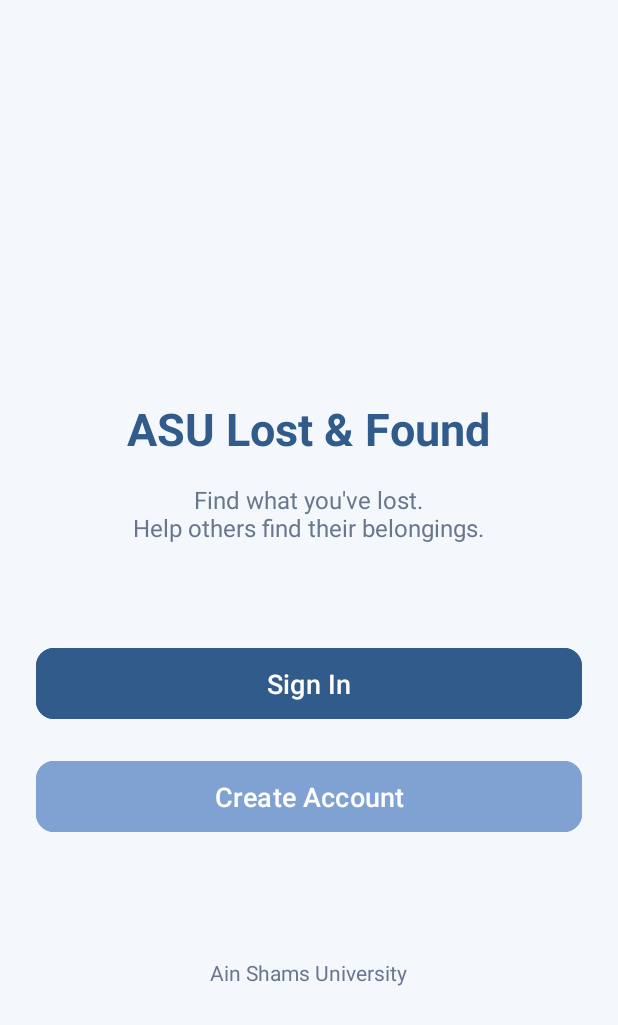
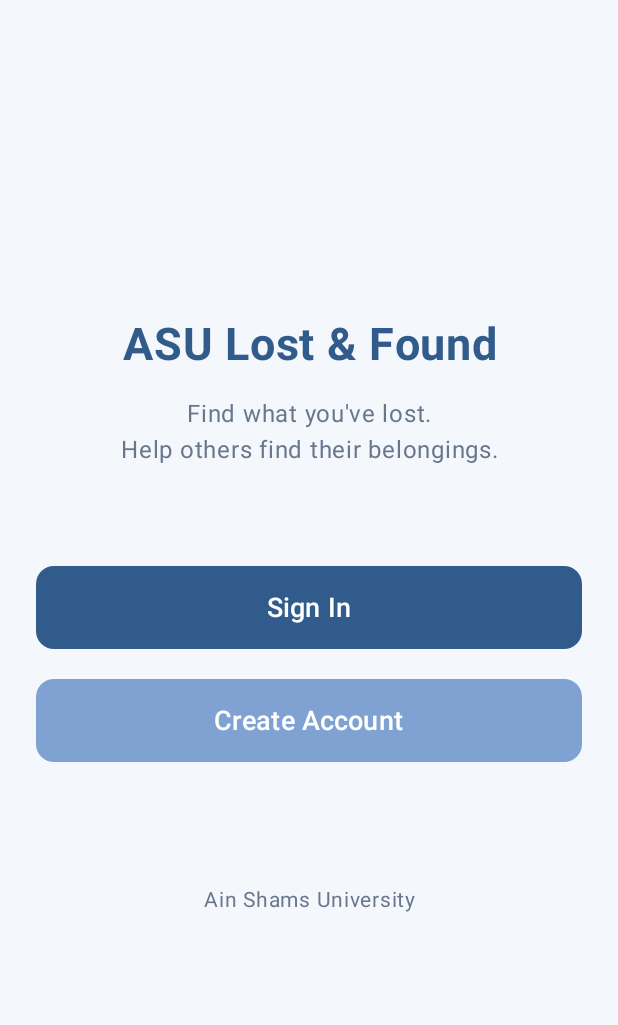
Before and after one commit to SOHA44/Mobile-Computing-project, an Android app built with Jetpack Compose: the screen it shows after launch (sign_page before the commit, SignActivity after it), after a tap on "Get Started →", on a phone screen of 412 x 824 dp. Shown: the top 1025 px of the screen. Run offline under Robolectric (Android 15) with nearby library versions, the phone set to English and light mode, and no system bars.

Commit message:
change sign page to compose activity

```diff
--- a/app/src/main/AndroidManifest.xml
+++ b/app/src/main/AndroidManifest.xml
@@ -82,6 +82,12 @@
             android:name=".UpdateProfileActivity"
             android:exported="false"
             android:windowSoftInputMode="adjustResize" />
+        <activity
+            android:name=".SignActivity"
+            android:exported="false"
+            android:label="@string/title_activity_sign"
+            android:theme="@style/Theme.MyApplication"
+            android:windowSoftInputMode="adjustResize" />
     </application>
 
 </manifest>
--- a/app/src/main/java/com/example/myapplication/AppDatabase.kt
+++ b/app/src/main/java/com/example/myapplication/AppDatabase.kt
@@ -43,7 +43,9 @@ abstract class AppDatabase : RoomDatabase() {
             return INSTANCE ?: synchronized(this)
             {
                 INSTANCE ?: Room.databaseBuilder(context.applicationContext,AppDatabase::class.java, "app_database")
-                    .addMigrations(MIGRATION_1_2).build().also { INSTANCE = it }
+                    .addMigrations(MIGRATION_1_2)
+                    .fallbackToDestructiveMigration(true)
+                    .build().also { INSTANCE = it }
             }
         }
     }
--- /dev/null
+++ b/app/src/main/java/com/example/myapplication/SignActivity.kt
@@ -0,0 +1,133 @@
+package com.example.myapplication
+
+import android.content.Intent
+import android.os.Bundle
+import androidx.activity.ComponentActivity
+import androidx.activity.compose.setContent
+import androidx.activity.enableEdgeToEdge
+import androidx.compose.foundation.layout.Arrangement
+import androidx.compose.foundation.layout.Column
+import androidx.compose.foundation.layout.Spacer
+import androidx.compose.foundation.layout.fillMaxSize
+import androidx.compose.foundation.layout.fillMaxWidth
+import androidx.compose.foundation.layout.height
+import androidx.compose.foundation.layout.padding
+import androidx.compose.foundation.shape.RoundedCornerShape
+import androidx.compose.material3.Button
+import androidx.compose.material3.ButtonDefaults
+import androidx.compose.material3.Scaffold
+import androidx.compose.material3.Text
+import androidx.compose.runtime.Composable
+import androidx.compose.ui.Alignment
+import androidx.compose.ui.Modifier
+import androidx.compose.ui.graphics.Color
+import androidx.compose.ui.platform.LocalContext
+import androidx.compose.ui.text.font.FontWeight
+import androidx.compose.ui.text.style.TextAlign
+import androidx.compose.ui.tooling.preview.Preview
+import androidx.compose.ui.unit.dp
+import androidx.compose.ui.unit.sp
+import com.example.myapplication.ui.theme.MyApplicationTheme
+
+class SignActivity : ComponentActivity() {
+    override fun onCreate(savedInstanceState: Bundle?) {
+        super.onCreate(savedInstanceState)
+        enableEdgeToEdge()
+        setContent {
+            MyApplicationTheme {
+                SignScreen()
+            }
+        }
+    }
+}
+
+@Composable
+fun SignScreen() {
+    val context = LocalContext.current
+
+    Scaffold(
+        modifier = Modifier.fillMaxSize(),
+        containerColor = Color(0xFFF4F7FC)
+    ) { innerPadding ->
+        Column(
+            modifier = Modifier
+                .fillMaxSize()
+                .padding(innerPadding)
+                .padding(24.dp),
+            horizontalAlignment = Alignment.CenterHorizontally,
+            verticalArrangement = Arrangement.Center
+        ) {
+            Text(
+                text = "ASU Lost & Found",
+                color = Color(0xFF315B8A),
+                fontSize = 30.sp,
+                fontWeight = FontWeight.Bold,
+                textAlign = TextAlign.Center
+            )
+
+            Spacer(modifier = Modifier.height(16.dp))
+
+            Text(
+                text = "Find what you've lost.\nHelp others find their belongings.",
+                color = Color(0xFF68778D),
+                fontSize = 16.sp,
+                textAlign = TextAlign.Center
+            )
+
+            Spacer(modifier = Modifier.height(65.dp))
+
+            Button(
+                onClick = {
+                    context.startActivity(Intent(context, Signinpage::class.java))
+                },
+                modifier = Modifier
+                    .fillMaxWidth()
+                    .height(55.dp),
+                shape = RoundedCornerShape(12.dp),
+                colors = ButtonDefaults.buttonColors(containerColor = Color(0xFF315B8A))
+            ) {
+                Text(
+                    text = "Sign In",
+                    color = Color.White,
+                    fontSize = 18.sp
+                )
+            }
+
+            Spacer(modifier = Modifier.height(20.dp))
+
+            Button(
+                onClick = {
+                    context.startActivity(Intent(context, Signuppage::class.java))
+                },
+                modifier = Modifier
+                    .fillMaxWidth()
+                    .height(55.dp),
+                shape = RoundedCornerShape(12.dp),
+                colors = ButtonDefaults.buttonColors(containerColor = Color(0xFF7FA2D3))
+            ) {
+                Text(
+                    text = "Create Account",
+                    color = Color.White,
+                    fontSize = 18.sp
+                )
+            }
+
+            Spacer(modifier = Modifier.height(80.dp))
+
+            Text(
+                text = "Ain Shams University",
+                color = Color(0xFF68778D),
+                fontSize = 14.sp,
+                textAlign = TextAlign.Center
+            )
+        }
+    }
+}
+
+@Preview(showBackground = true)
+@Composable
+fun SignScreenPreview() {
+    MyApplicationTheme {
+        SignScreen()
+    }
+}
--- a/app/src/main/java/com/example/myapplication/Welcome_page.kt
+++ b/app/src/main/java/com/example/myapplication/Welcome_page.kt
@@ -29,11 +29,11 @@ class Welcome_page : AppCompatActivity() {
                 } else {
                     // Invalid saved session
                     shared_per.edit().putBoolean("isloggedin", false).apply()
-                    val intent = Intent(this, sign_page::class.java)
+                    val intent = Intent(this, SignActivity::class.java)
                     startActivity(intent)
                 }
             } else {
-                val intent = Intent(this, sign_page::class.java)
+                val intent = Intent(this, SignActivity::class.java)
                 startActivity(intent)
             }
 
--- /dev/null
+++ b/app/src/main/java/com/example/myapplication/ui/theme/Color.kt
@@ -0,0 +1,11 @@
+package com.example.myapplication.ui.theme
+
+import androidx.compose.ui.graphics.Color
+
+val Purple80 = Color(0xFFD0BCFF)
+val PurpleGrey80 = Color(0xFFCCC2DC)
+val Pink80 = Color(0xFFEFB8C8)
+
+val Purple40 = Color(0xFF6650a4)
+val PurpleGrey40 = Color(0xFF625b71)
+val Pink40 = Color(0xFF7D5260)
--- /dev/null
+++ b/app/src/main/java/com/example/myapplication/ui/theme/Theme.kt
@@ -0,0 +1,58 @@
+package com.example.myapplication.ui.theme
+
+import android.app.Activity
+import android.os.Build
+import androidx.compose.foundation.isSystemInDarkTheme
+import androidx.compose.material3.MaterialTheme
+import androidx.compose.material3.darkColorScheme
+import androidx.compose.material3.dynamicDarkColorScheme
+import androidx.compose.material3.dynamicLightColorScheme
+import androidx.compose.material3.lightColorScheme
+import androidx.compose.runtime.Composable
+import androidx.compose.ui.platform.LocalContext
+
+private val DarkColorScheme = darkColorScheme(
+    primary = Purple80,
+    secondary = PurpleGrey80,
+    tertiary = Pink80
+)
+
+private val LightColorScheme = lightColorScheme(
+    primary = Purple40,
+    secondary = PurpleGrey40,
+    tertiary = Pink40
+
+    /* Other default colors to override
+    background = Color(0xFFFFFBFE),
+    surface = Color(0xFFFFFBFE),
+    onPrimary = Color.White,
+    onSecondary = Color.White,
+    onTertiary = Color.White,
+    onBackground = Color(0xFF1C1B1F),
+    onSurface = Color(0xFF1C1B1F),
+    */
+)
+
+@Composable
+fun MyApplicationTheme(
+    darkTheme: Boolean = isSystemInDarkTheme(),
+    // Dynamic color is available on Android 12+
+    dynamicColor: Boolean = true,
+    content: @Composable () -> Unit
+) {
+    val colorScheme = when {
+        dynamicColor && Build.VERSION.SDK_INT >= Build.VERSION_CODES.S -> {
+            val context = LocalContext.current
+            if (darkTheme) dynamicDarkColorScheme(context) else dynamicLightColorScheme(context)
+        }
+
+        darkTheme -> DarkColorScheme
+        else -> LightColorScheme
+    }
+
+    MaterialTheme(
+        colorScheme = colorScheme,
+        typography = Typography,
+        content = content
+    )
+}
--- /dev/null
+++ b/app/src/main/java/com/example/myapplication/ui/theme/Type.kt
@@ -0,0 +1,34 @@
+package com.example.myapplication.ui.theme
+
+import androidx.compose.material3.Typography
+import androidx.compose.ui.text.TextStyle
+import androidx.compose.ui.text.font.FontFamily
+import androidx.compose.ui.text.font.FontWeight
+import androidx.compose.ui.unit.sp
+
+// Set of Material typography styles to start with
+val Typography = Typography(
+    bodyLarge = TextStyle(
+        fontFamily = FontFamily.Default,
+        fontWeight = FontWeight.Normal,
+        fontSize = 16.sp,
+        lineHeight = 24.sp,
+        letterSpacing = 0.5.sp
+    )
+    /* Other default text styles to override
+    titleLarge = TextStyle(
+        fontFamily = FontFamily.Default,
+        fontWeight = FontWeight.Normal,
+        fontSize = 22.sp,
+        lineHeight = 28.sp,
+        letterSpacing = 0.sp
+    ),
+    labelSmall = TextStyle(
+        fontFamily = FontFamily.Default,
+        fontWeight = FontWeight.Medium,
+        fontSize = 11.sp,
+        lineHeight = 16.sp,
+        letterSpacing = 0.5.sp
+    )
+    */
+)
--- a/app/src/main/res/layout/activity_home.xml
+++ b/app/src/main/res/layout/activity_home.xml
@@ -16,7 +16,7 @@
         android:layout_marginTop="24dp"
         android:text="Lost &amp; Found"
         android:textColor="#111827"
-        android:textSize="24sp"
+        android:textSize="20sp"
         android:textStyle="bold"
         app:layout_constraintEnd_toStartOf="@+id/home"
         app:layout_constraintHorizontal_bias="0.0"
--- a/app/src/main/res/values/strings.xml
+++ b/app/src/main/res/values/strings.xml
@@ -1,3 +1,4 @@
 <resources>
     <string name="app_name">ASU FindBack </string>
+    <string name="title_activity_sign">SignActivity</string>
 </resources>
--- a/app/src/main/res/values/themes.xml
+++ b/app/src/main/res/values/themes.xml
@@ -4,9 +4,11 @@
         <!-- Customize your light theme here. -->
         <!-- <item name="colorPrimary">@color/my_light_primary</item> -->
     </style>
+
     <style name="CircleImage">
         <item name="cornerFamily">rounded</item>
         <item name="cornerSize">50%</item>
     </style>
+
     <style name="Theme.MyApplication" parent="Base.Theme.MyApplication" />
 </resources>
--- a/build.gradle.kts
+++ b/build.gradle.kts
@@ -1,4 +1,7 @@
 // Top-level build file where you can add configuration options common to all sub-projects/modules.
 plugins {
     alias(libs.plugins.android.application) apply false
+    alias(libs.plugins.kotlin.android) apply false
+    alias(libs.plugins.kotlin.kapt) apply false
+    alias(libs.plugins.kotlin.compose) apply false
 }
```
Also changed, not shown: app/build.gradle.kts (+14 -0 lines), gradle/libs.versions.toml (+14 -0 lines), 4 other files.
